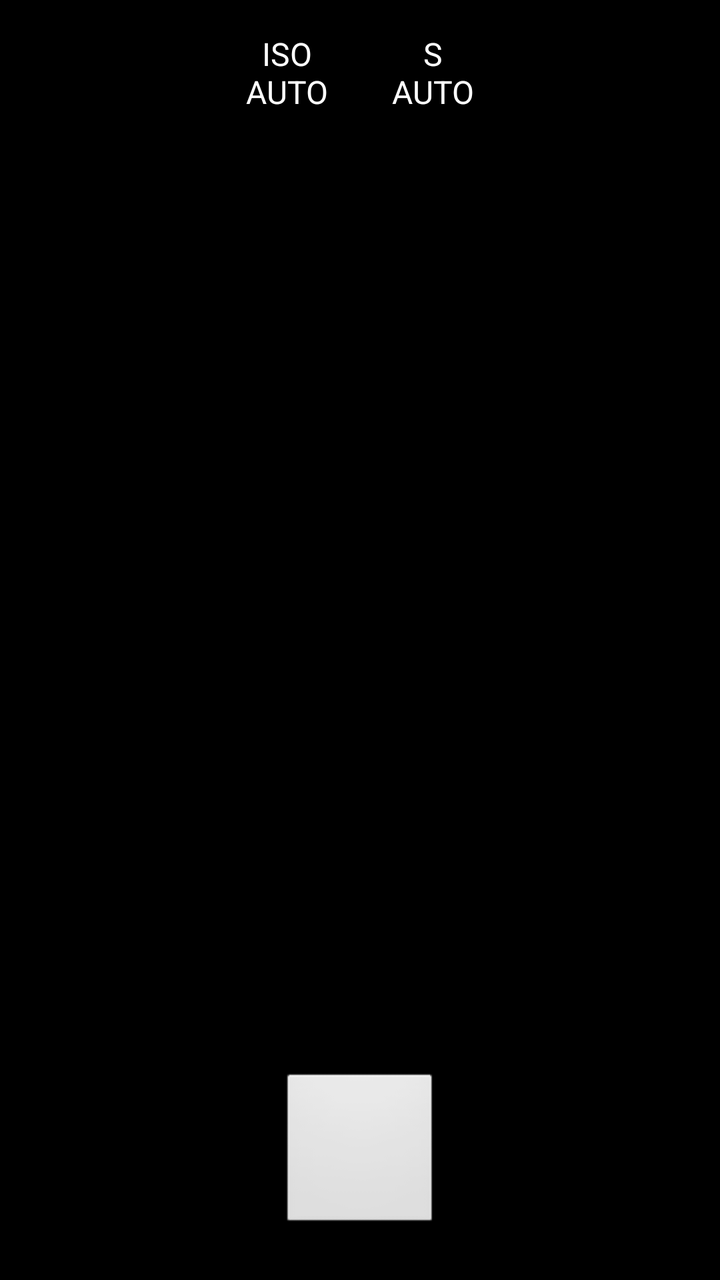
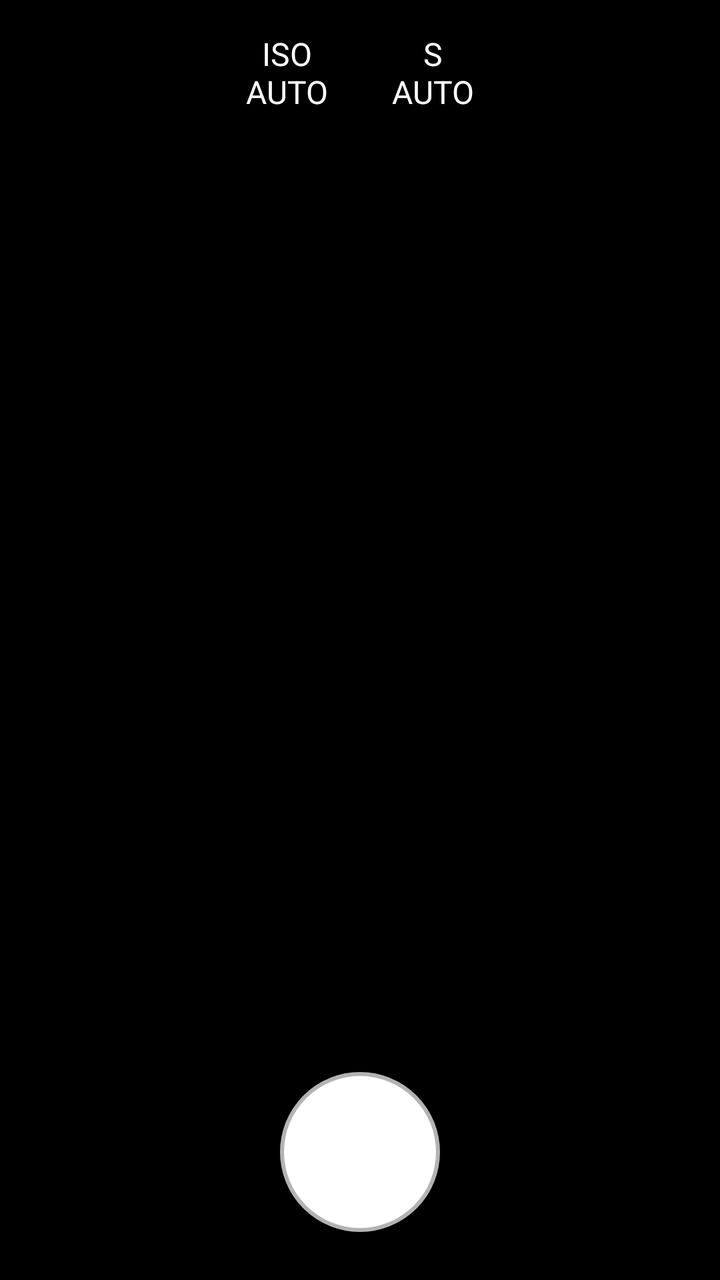

Two renders of the same Android screen: before a commit and after it. Below are the layout's source before the change and the commit's diff.
<!-- AndroidManifest.xml: application theme android:Theme.DeviceDefault.NoActionBar -->
<!-- res/layout/activity_main.xml -->
<?xml version="1.0" encoding="utf-8"?>
<RelativeLayout xmlns:android="http://schemas.android.com/apk/res/android"
    android:layout_width="match_parent"
    android:layout_height="match_parent"
    android:background="#000000">

    <TextureView
        android:id="@+id/view_finder"
        android:layout_width="match_parent"
        android:layout_height="match_parent" />

    <LinearLayout
        android:layout_width="match_parent"
        android:layout_height="wrap_content"
        android:layout_alignParentTop="true"
        android:orientation="horizontal"
        android:padding="16dp"
        android:gravity="center"
        android:background="#44000000">

        <TextView
            android:id="@+id/btn_iso"
            android:layout_width="wrap_content"
            android:layout_height="wrap_content"
            android:text="ISO\nAUTO"
            android:textColor="#FFFFFF"
            android:textSize="16sp"
            android:textAlignment="center"
            android:layout_marginEnd="32dp"/>

        <TextView
            android:id="@+id/btn_shutter_speed"
            android:layout_width="wrap_content"
            android:layout_height="wrap_content"
            android:text="S\nAUTO"
            android:textColor="#FFFFFF"
            android:textSize="16sp"
            android:textAlignment="center" />
    </LinearLayout>

    <ImageView
        android:id="@+id/thumbnail_view"
        android:layout_width="60dp"
        android:layout_height="60dp"
        android:layout_alignParentBottom="true"
        android:layout_alignParentStart="true"
        android:layout_margin="24dp"
        android:scaleType="centerCrop"
        android:background="#44000000"
        android:clickable="true"
        android:focusable="true" />

    <View
        android:id="@+id/btn_capture"
        android:layout_width="80dp"
        android:layout_height="80dp"
        android:layout_alignParentBottom="true"
        android:layout_centerHorizontal="true"
        android:layout_marginBottom="24dp"
        android:background="@android:drawable/btn_default" />

</RelativeLayout>
<!-- resources referenced by this layout -->
<resources>

</resources>

<!-- the commit's change to res/layout/activity_main.xml (unified diff, before → after) -->
@@ -57,6 +57,6 @@
         android:layout_alignParentBottom="true"
         android:layout_centerHorizontal="true"
         android:layout_marginBottom="24dp"
-        android:background="@android:drawable/btn_default" />
+        android:background="@drawable/circle_button" />
 
 </RelativeLayout>
<!-- resource entries referenced after the edit -->
@@ -1,5 +1,13 @@
 <!-- resources referenced by this layout -->
 <resources>
-
+  <!-- drawable circle_button (drawable) -->
+  <?xml version="1.0" encoding="utf-8"?>
+  <shape xmlns:android="http://schemas.android.com/apk/res/android"
+      android:shape="oval">
+      <solid android:color="#FFFFFF" />
+      <stroke
+          android:width="4dp"
+          android:color="#B3FFFFFF" />
+  </shape>
 </resources>
 
